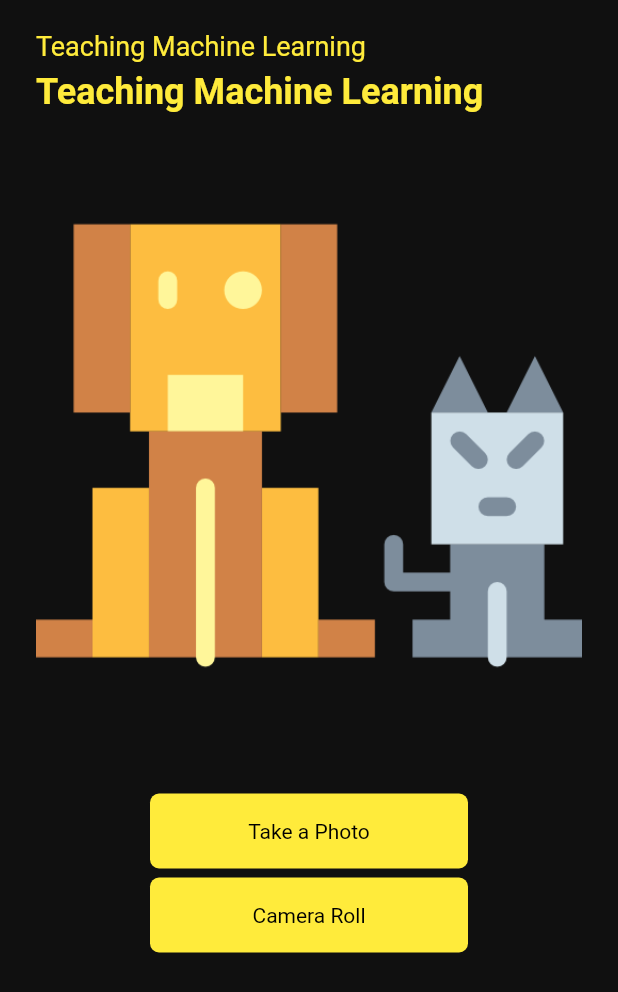
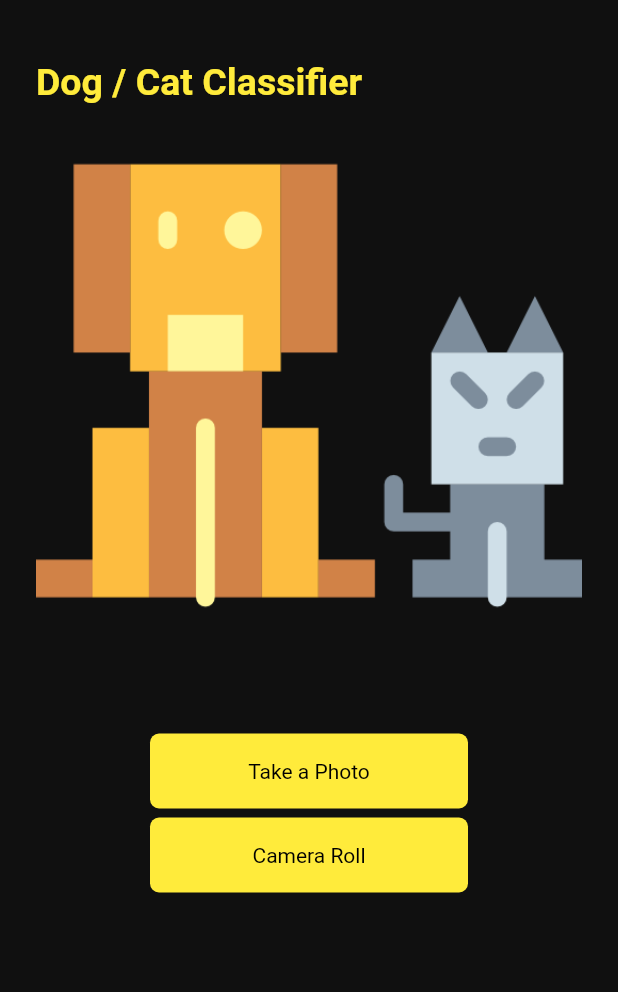
Before and after one commit to irahulcse/Tensorflow-Dog-Cat-Classifier-using-Flutter, a Flutter app: the screen it shows after launch, on a phone screen of 412 x 824 dp. Shown: the top 992 px of the screen. Run offline on Flutter 3.47's test engine with Material 2 defaults, Android fonts, the phone set to English and light mode, and no system bars; our stand-ins replace image_picker, splashscreen; missing offline and left inert: tflite.

Commit message:
Good First Commit at 2020-09-21-18:54:59

```diff
--- a/assets/labels.txt
+++ b/assets/labels.txt
@@ -1,2 +1,2 @@
-0 Cat
-1 Dog
+Cat
+Dog
--- a/lib/home.dart
+++ b/lib/home.dart
@@ -86,28 +86,18 @@ class _HomeState extends State<Home> {
           crossAxisAlignment: CrossAxisAlignment.start,
           children: [
             SizedBox(
-              height: 20,
+              height: 40,
             ),
             Text(
-              "Teaching Machine Learning",
+              "Dog / Cat Classifier",
               style: TextStyle(
                 color: Colors.yellow,
-                fontSize: 18,
+                fontSize: 25,
+                fontWeight: FontWeight.bold,
               ),
             ),
             SizedBox(
               height: 6,
-            ),
-            Text(
-              "Teaching Machine Learning",
-              style: TextStyle(
-                color: Colors.yellow,
-                fontSize: 24,
-                fontWeight: FontWeight.bold,
-              ),
-            ),
-            SizedBox(
-              height: 40,
             ),
             Center(
               child: _loading
@@ -126,7 +116,8 @@ class _HomeState extends State<Home> {
                       child: Column(
                         children: [
                           Container(
-                            height: 250,
+                            height: 300,
+                            // width: 500,
                             child: Image.file(
                               _image,
                             ),
@@ -135,12 +126,23 @@ class _HomeState extends State<Home> {
                             height: 12,
                           ),
                           _output != null
-                              ? Text(
-                                  '${_output[0]}',
-                                  style: TextStyle(
-                                    color: Colors.white,
-                                    fontWeight: FontWeight.bold,
-                                  ),
+                              ? Column(
+                                  children: [
+                                    SizedBox(
+                                      height: 17,
+                                    ),
+                                    Text(
+                                      '${_output[0]['label']}',
+                                      style: TextStyle(
+                                        color: Colors.white,
+                                        fontWeight: FontWeight.bold,
+                                        fontSize: 40,
+                                      ),
+                                    ),
+                                    SizedBox(
+                                      height: 17,
+                                    ),
+                                  ],
                                 )
                               : Container(),
                         ],
```
Also changed, not shown: images/dog1.PNG (added), images/dog2.PNG (added), images/dog3.PNG (added).
